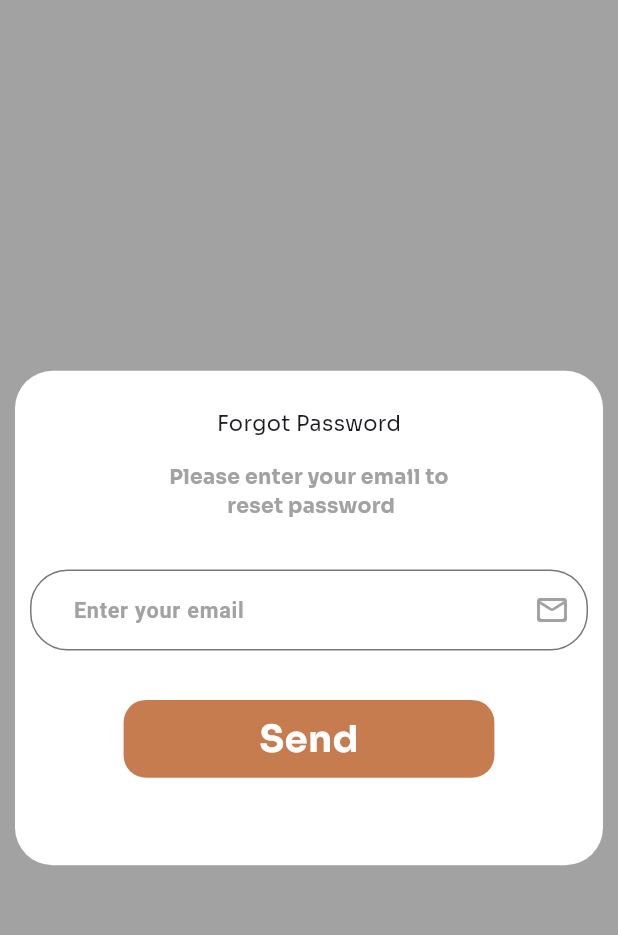
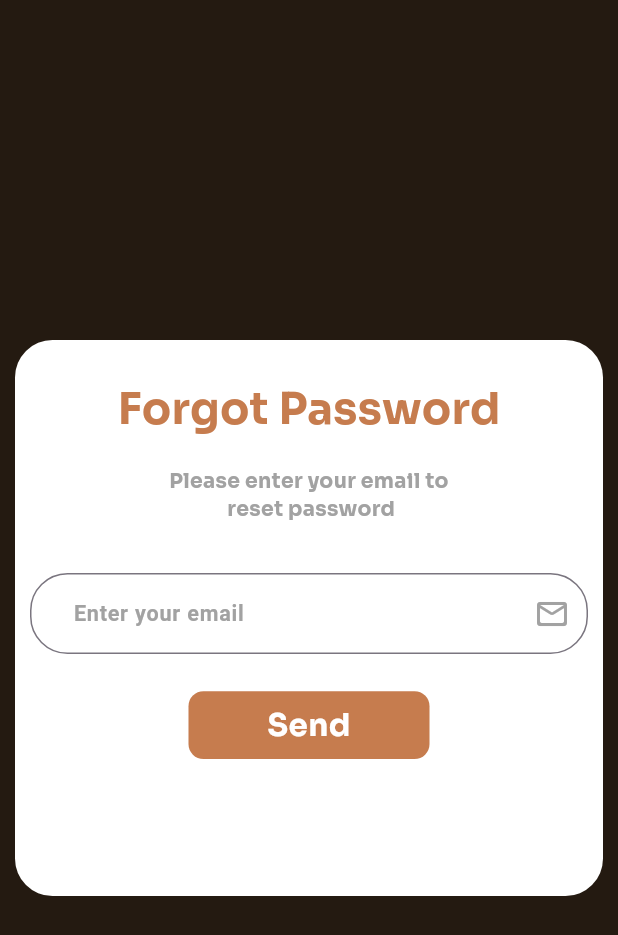
Before and after one commit to Yasmeen-aboeleneen/Coffee_Shop, a Flutter app: the screen it shows after launch, after a tap on "Forgot Password ?", on a phone screen of 412 x 824 dp. Shown: the top 935 px of the screen. Run offline on Flutter 3.47's test engine with Material 3 defaults, Android fonts, the phone set to English and light mode, and no system bars; our stand-ins replace flutter_otp_text_field, gap, get, google_fonts.

Commit message:
Finish Auth

```diff
--- a/lib/Core/Constants/colors.dart
+++ b/lib/Core/Constants/colors.dart
@@ -2,6 +2,7 @@ import 'package:flutter/material.dart';
 
 const kPrimary = Color(0xffA2A2A2);
 const kPrimary2 = Color(0xffC67C4E);
+const kDarkBrown = Color.fromARGB(255, 36, 26, 17);
 const kPrimaryLight = Color.fromARGB(255, 237, 214, 200);
 const kDark = Color.fromARGB(255, 51, 51, 51);
 const kDarkin = Color.fromARGB(255, 48, 47, 47);
--- a/lib/Core/Utils/buttons.dart
+++ b/lib/Core/Utils/buttons.dart
@@ -1,30 +1,32 @@
-import 'package:coffee_shop/Core/Constants/colors.dart';
 import 'package:flutter/material.dart';
 
-class Buttons extends StatelessWidget {
-  const Buttons(
-      {super.key, required this.title, required Null Function() onPressed});
+class CustomButton extends StatelessWidget {
+  const CustomButton({
+    super.key,
+    required this.onPressed,
+    required this.title,
+    required this.color,
+    required this.style,
+  });
+  final void Function()? onPressed;
   final String title;
-
+  final Color color;
+  final TextStyle style;
   @override
   Widget build(BuildContext context) {
     var h = MediaQuery.of(context).size.height;
     var w = MediaQuery.of(context).size.width;
-    return Material(
-      color: kPrimary2,
-      borderRadius: const BorderRadius.all(Radius.circular(15)),
-      child: InkWell(
-        child: SizedBox(
-          height: h * .063,
-          width: w * .6,
-          child: Center(
-            child: Text(
-              title,
-              style: TextStyle(
-                  fontSize: w * .06,
-                  fontWeight: FontWeight.bold,
-                  color: kveryWhite),
-            ),
+    return GestureDetector(
+      onTap: onPressed,
+      child: Container(
+        height: h * .055,
+        width: w * .39,
+        decoration: BoxDecoration(
+            color: color, borderRadius: BorderRadius.circular(10)),
+        child: Center(
+          child: Text(
+            title,
+            style: style,
           ),
         ),
       ),
--- a/lib/Views/Auth/forgot_Password_Screen.dart
+++ b/lib/Views/Auth/forgot_Password_Screen.dart
@@ -14,12 +14,12 @@ class ForgotPasswordScreen extends StatelessWidget {
     var w = MediaQuery.of(context).size.width;
     return Scaffold(
       resizeToAvoidBottomInset: true,
-      backgroundColor: kPrimary,
+      backgroundColor: kDarkBrown,
       body: Center(
         child: Container(
           margin: const EdgeInsets.all(10),
           padding: const EdgeInsets.symmetric(vertical: 25, horizontal: 10),
-          height: h * .4,
+          height: h * .45,
           width: w,
           decoration: const BoxDecoration(
               borderRadius: BorderRadius.all(
@@ -28,8 +28,13 @@ class ForgotPasswordScreen extends StatelessWidget {
               color: kveryWhite),
           child: Column(
             children: [
-              const Text(
+              Text(
                 "Forgot Password",
+                style: TextStyle(
+                    fontWeight: FontWeight.bold,
+                    fontSize: w * .07,
+                    color: kPrimary2,
+                    height: 1.5),
               ),
               SizedBox(
                 height: h * .02,
@@ -51,13 +56,19 @@ class ForgotPasswordScreen extends StatelessWidget {
                   labelText: "Email",
                   iconData: Icons.mail_outline_rounded),
               SizedBox(
-                height: h * .04,
+                height: h * .03,
               ),
-              Buttons(
+              CustomButton(
                 title: "Send",
                 onPressed: () {
                   Get.to(() => const OtpScreen());
                 },
+                color: kPrimary2,
+                style: TextStyle(
+                  fontWeight: FontWeight.bold,
+                  fontSize: w * .05,
+                  color: kveryWhite,
+                ),
               )
             ],
           ),
--- a/lib/Views/Auth/login_screen.dart
+++ b/lib/Views/Auth/login_screen.dart
@@ -1,17 +1,40 @@
 import 'package:coffee_shop/Core/Constants/colors.dart';
 import 'package:coffee_shop/Views/Widgets/AuthWidgets/loginContainer.dart';
-
 import 'package:flutter/material.dart';
+import 'package:google_fonts/google_fonts.dart';
 
 class LoginScreen extends StatelessWidget {
   const LoginScreen({super.key});
 
   @override
   Widget build(BuildContext context) {
-    return const Scaffold(
-      backgroundColor: kPrimary,
+    var h = MediaQuery.of(context).size.height;
+    var w = MediaQuery.of(context).size.width;
+    return Scaffold(
+      backgroundColor: kDarkBrown,
       resizeToAvoidBottomInset: true,
-      body: Logincontainer(),
+      body: SingleChildScrollView(
+        child: Column(
+          children: [
+            SizedBox(
+              height: h * .06,
+            ),
+            Text(
+              textAlign: TextAlign.center,
+              "COFFEETCHINO",
+              style: GoogleFonts.merienda(
+                fontWeight: FontWeight.bold,
+                fontSize: w * .08,
+                color: kPrimary2,
+              ),
+            ),
+            SizedBox(
+              height: h * .06,
+            ),
+            const Logincontainer(),
+          ],
+        ),
+      ),
     );
   }
 }
--- a/lib/Views/Auth/otp_screen.dart
+++ b/lib/Views/Auth/otp_screen.dart
@@ -23,7 +23,7 @@ class OtpScreen extends StatelessWidget {
               style: GoogleFonts.notoSansOlChiki(
                   fontWeight: FontWeight.bold,
                   fontSize: w * .068,
-                  color: kPrimary),
+                  color: kPrimary2),
             ),
           ),
           SizedBox(
@@ -42,8 +42,8 @@ class OtpScreen extends StatelessWidget {
           ),
           OtpTextField(
             numberOfFields: 5,
-            enabledBorderColor: kPrimary,
-            borderColor: kPrimary,
+            enabledBorderColor: kPrimary2,
+            borderColor: kPrimary2,
             cursorColor: kPrimary,
             fieldWidth: w * .13,
             borderRadius: BorderRadius.circular(20),
--- a/lib/Views/Auth/successNewPass_screen.dart
+++ b/lib/Views/Auth/successNewPass_screen.dart
@@ -20,7 +20,7 @@ class SuccessNewPassScreen extends StatelessWidget {
           height: h * .5,
           width: w * .89,
           decoration: BoxDecoration(
-            color: kPrimary,
+            color: kPrimary2,
             borderRadius: BorderRadius.circular(45),
           ),
           padding: const EdgeInsets.all(15),
--- a/lib/Views/Auth/successSignUP_screen.dart
+++ b/lib/Views/Auth/successSignUP_screen.dart
@@ -19,7 +19,7 @@ class SuccessSignupScreen extends StatelessWidget {
           height: h * .5,
           width: w * .89,
           decoration: BoxDecoration(
-            color: kPrimary,
+            color: kPrimary2,
             borderRadius: BorderRadius.circular(45),
           ),
           padding: const EdgeInsets.all(15),
--- a/lib/Views/Widgets/AuthWidgets/customPassTextField.dart
+++ b/lib/Views/Widgets/AuthWidgets/customPassTextField.dart
@@ -1,4 +1,3 @@
-
 import 'package:coffee_shop/Core/Constants/colors.dart';
 import 'package:flutter/material.dart';
 import 'package:google_fonts/google_fonts.dart';
@@ -49,7 +48,6 @@ class _CustomPasswordtextfieldState extends State<CustomPasswordtextfield> {
           borderRadius: BorderRadius.circular(25),
         ),
         floatingLabelBehavior: FloatingLabelBehavior.always,
-        // label: Text(widget.labelText, style: Fonts.customTextFieldText),
         suffixIcon: GestureDetector(
           onTap: _toggleObscured,
           child: Icon(
--- a/lib/Views/Widgets/AuthWidgets/dividers.dart
+++ b/lib/Views/Widgets/AuthWidgets/dividers.dart
@@ -1,8 +1,6 @@
-// ignore_for_file: public_member_api_docs, sort_constructors_first
 import 'package:coffee_shop/Core/Constants/colors.dart';
 import 'package:flutter/material.dart';
-
-
+import 'package:google_fonts/google_fonts.dart';
 
 class Dividers extends StatelessWidget {
   const Dividers({
@@ -12,22 +10,32 @@ class Dividers extends StatelessWidget {
   final String text;
   @override
   Widget build(BuildContext context) {
+    var w = MediaQuery.of(context).size.width;
+
     return Padding(
       padding: const EdgeInsets.only(top: 5, left: 15, right: 15),
       child: Row(
         children: [
           const Expanded(
             child: Divider(
-              color: kPrimary,
+              color: kPrimary2,
               thickness: 3,
             ),
           ),
-          // Padding(
-          //     padding: const EdgeInsets.all(8.0),
-          //     child: Text(text, style: Fonts.loginWithText)),
+          Padding(
+              padding: const EdgeInsets.all(8.0),
+              child: Text(
+                text,
+                style: GoogleFonts.notoSansOlChiki(
+                  fontWeight: FontWeight.bold,
+                  fontSize: w * .04,
+                  color: kPrimary,
+                  decorationColor: kDarkBrown,
+                ),
+              )),
           const Expanded(
             child: Divider(
-              color: kPrimary,
+              color: kPrimary2,
               thickness: 3,
             ),
           ),
--- a/lib/Views/Widgets/AuthWidgets/loginContainer.dart
+++ b/lib/Views/Widgets/AuthWidgets/loginContainer.dart
@@ -2,6 +2,7 @@ import 'package:coffee_shop/Core/Constants/colors.dart';
 import 'package:coffee_shop/Core/Constants/images.dart';
 import 'package:coffee_shop/Core/Utils/buttons.dart';
 import 'package:coffee_shop/Views/Auth/signUP_screen.dart';
+import 'package:coffee_shop/Views/Splash/splash_screen.dart';
 import 'package:coffee_shop/Views/Widgets/AuthWidgets/customPassTextField.dart';
 import 'package:coffee_shop/Views/Widgets/AuthWidgets/customRow.dart';
 import 'package:coffee_shop/Views/Widgets/AuthWidgets/customTextField.dart';
@@ -51,11 +52,17 @@ class Logincontainer extends StatelessWidget {
               SizedBox(
                 height: h * .001,
               ),
-              Buttons(
+              CustomButton(
                 onPressed: () {
-                  // Get.to(() => const WelcomeSplashScreen());
+                  Get.to(() => const SplashScreen());
                 },
                 title: "Login",
+                color: kPrimary2,
+                style: TextStyle(
+                  fontWeight: FontWeight.bold,
+                  fontSize: w * .05,
+                  color: kveryWhite,
+                ),
               ),
               SizedBox(
                 height: h * .022,
@@ -67,10 +74,11 @@ class Logincontainer extends StatelessWidget {
                   child: Text(
                     "Don't have an account ? Sign up",
                     style: GoogleFonts.notoSansOlChiki(
-                        fontWeight: FontWeight.bold,
-                        fontSize: w * .04,
-                        color: kPrimary,
-                        decorationColor: kPrimary),
+                      fontWeight: FontWeight.bold,
+                      fontSize: w * .04,
+                      color: kPrimary,
+                      decorationColor: kPrimary,
+                    ),
                   )),
               const Dividers(
                 text: 'Login with',
--- a/lib/Views/Widgets/AuthWidgets/socialMediaRow.dart
+++ b/lib/Views/Widgets/AuthWidgets/socialMediaRow.dart
@@ -1,4 +1,3 @@
-
 import 'package:coffee_shop/Core/Constants/colors.dart';
 import 'package:flutter/material.dart';
 
@@ -19,7 +18,7 @@ class SocialmediaRow extends StatelessWidget {
         padding: const EdgeInsets.all(12),
         child: Container(
           decoration: BoxDecoration(
-              border: Border.all(color: kPrimary, width: 2),
+              border: Border.all(color: kPrimary2, width: 2),
               borderRadius: const BorderRadius.all(Radius.circular(25))),
           width: w * .36,
           height: h * .06,
```
Also changed, not shown: lib/Views/Auth/new_password_screen.dart (+9 -3 lines), lib/Views/Auth/signUP_screen.dart (+26 -6 lines), lib/Views/Splash/splash_screen.dart (+8 -2 lines), lib/Views/Widgets/AuthWidgets/signUp_container.dart (+12 -6 lines).
